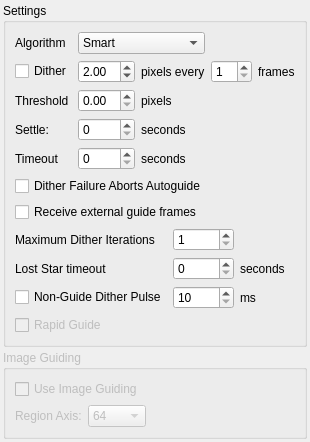
The window that kstars/ekos/guide/opsguide.ui (KDE/kstars) describes before a commit, drawn with Qt 5.
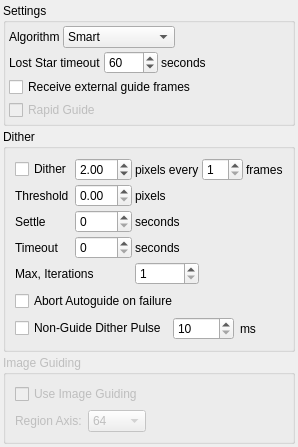
The same window after the commit.

```diff
--- a/kstars/ekos/guide/opsguide.ui
+++ b/kstars/ekos/guide/opsguide.ui
@@ -6,11 +6,11 @@
    <rect>
     <x>0</x>
     <y>0</y>
-    <width>282</width>
-    <height>418</height>
+    <width>274</width>
+    <height>435</height>
    </rect>
   </property>
-  <layout class="QVBoxLayout" name="verticalLayout">
+  <layout class="QVBoxLayout" name="verticalLayout_2">
    <property name="spacing">
     <number>3</number>
    </property>
@@ -31,87 +31,35 @@
      <property name="title">
       <string>Settings</string>
      </property>
-     <layout class="QVBoxLayout" name="verticalLayout_2">
+     <layout class="QVBoxLayout" name="verticalLayout_4">
+      <property name="spacing">
+       <number>3</number>
+      </property>
+      <property name="leftMargin">
+       <number>3</number>
+      </property>
+      <property name="topMargin">
+       <number>3</number>
+      </property>
+      <property name="rightMargin">
+       <number>3</number>
+      </property>
+      <property name="bottomMargin">
+       <number>3</number>
+      </property>
       <item>
-       <layout class="QGridLayout" name="gridLayout">
-        <item row="2" column="2">
-         <widget class="QLabel" name="label_7">
-          <property name="text">
-           <string>pixels</string>
-          </property>
-         </widget>
-        </item>
-        <item row="1" column="0">
-         <widget class="QCheckBox" name="kcfg_DitherEnabled">
-          <property name="toolTip">
-           <string>Move locked guiding square location after frame capture</string>
-          </property>
-          <property name="text">
-           <string>Dither</string>
-          </property>
-         </widget>
-        </item>
-        <item row="1" column="4">
-         <widget class="QLabel" name="label">
-          <property name="text">
-           <string>frames</string>
-          </property>
-         </widget>
-        </item>
-        <item row="2" column="1">
-         <widget class="QDoubleSpinBox" name="kcfg_DitherThreshold">
-          <property name="toolTip">
-           <string>Maximum allowable distance for guiding to be considered settled.</string>
-          </property>
-         </widget>
-        </item>
-        <item row="2" column="0">
-         <widget class="QLabel" name="label_6">
-          <property name="toolTip">
-           <string/>
-          </property>
-          <property name="text">
-           <string>Threshold</string>
-          </property>
-         </widget>
-        </item>
-        <item row="3" column="1">
-         <widget class="QSpinBox" name="kcfg_DitherSettle">
-          <property name="toolTip">
-           <string>After dither is successful, wait for this many seconds before proceeding.</string>
-          </property>
-         </widget>
-        </item>
-        <item row="0" column="0">
+       <layout class="QHBoxLayout" name="horizontalLayout_4">
+        <item>
          <widget class="QLabel" name="l_19">
           <property name="text">
            <string>Algorithm</string>
           </property>
          </widget>
         </item>
-        <item row="1" column="1">
-         <widget class="QDoubleSpinBox" name="kcfg_DitherPixels">
-          <property name="toolTip">
-           <string>Number of pixels to move the guiding square in a random direction.</string>
-          </property>
-          <property name="minimum">
-           <double>0.100000000000000</double>
-          </property>
-          <property name="maximum">
-           <double>10.000000000000000</double>
-          </property>
-          <property name="singleStep">
-           <double>0.100000000000000</double>
-          </property>
-          <property name="value">
-           <double>2.000000000000000</double>
-          </property>
-         </widget>
-        </item>
-        <item row="0" column="1" colspan="2">
+        <item>
          <widget class="QComboBox" name="kcfg_GuideAlgorithm">
           <property name="sizePolicy">
-           <sizepolicy hsizetype="MinimumExpanding" vsizetype="Fixed">
+           <sizepolicy hsizetype="Preferred" vsizetype="Fixed">
             <horstretch>0</horstretch>
             <verstretch>0</verstretch>
            </sizepolicy>
@@ -143,99 +91,238 @@
           </item>
          </widget>
         </item>
-        <item row="1" column="3">
-         <widget class="QSpinBox" name="kcfg_DitherFrames">
+        <item>
+         <spacer name="horizontalSpacer">
+          <property name="orientation">
+           <enum>Qt::Horizontal</enum>
+          </property>
+          <property name="sizeHint" stdset="0">
+           <size>
+            <width>40</width>
+            <height>20</height>
+           </size>
+          </property>
+         </spacer>
+        </item>
+       </layout>
+      </item>
+      <item>
+       <layout class="QHBoxLayout" name="horizontalLayout_3">
+        <item>
+         <widget class="QLabel" name="label_11">
           <property name="toolTip">
-           <string>Dither after this many captured frames in the CCD module</string>
+           <string>&lt;html&gt;&lt;head/&gt;&lt;body&gt;&lt;p&gt;If star tracking is lost due to passing clouds or other reasons, wait this many seconds before giving up.&lt;/p&gt;&lt;/body&gt;&lt;/html&gt;</string>
+          </property>
+          <property name="text">
+           <string>Lost Star timeout</string>
+          </property>
+         </widget>
+        </item>
+        <item>
+         <widget class="QSpinBox" name="kcfg_GuideLostStarTimeout">
+          <property name="maximum">
+           <number>3600</number>
+          </property>
+          <property name="singleStep">
+           <number>10</number>
+          </property>
+          <property name="value">
+           <number>60</number>
+          </property>
+         </widget>
+        </item>
+        <item>
+         <widget class="QLabel" name="label_12">
+          <property name="text">
+           <string>seconds</string>
+          </property>
+         </widget>
+        </item>
+        <item>
+         <spacer name="horizontalSpacer_2">
+          <property name="orientation">
+           <enum>Qt::Horizontal</enum>
+          </property>
+          <property name="sizeHint" stdset="0">
+           <size>
+            <width>40</width>
+            <height>20</height>
+           </size>
+          </property>
+         </spacer>
+        </item>
+       </layout>
+      </item>
+      <item>
+       <widget class="QCheckBox" name="kcfg_GuideRemoteImagesEnabled">
+        <property name="enabled">
+         <bool>true</bool>
+        </property>
+        <property name="toolTip">
+         <string>For external guiders, enable receiving guide images in Ekos.</string>
+        </property>
+        <property name="text">
+         <string>Receive external guide frames</string>
+        </property>
+       </widget>
+      </item>
+      <item>
+       <widget class="QCheckBox" name="kcfg_RapidGuideEnabled">
+        <property name="enabled">
+         <bool>false</bool>
+        </property>
+        <property name="text">
+         <string>Rapid Guide</string>
+        </property>
+       </widget>
+      </item>
+     </layout>
+    </widget>
+   </item>
+   <item>
+    <widget class="QGroupBox" name="groupBox_3">
+     <property name="title">
+      <string>Dither</string>
+     </property>
+     <layout class="QVBoxLayout" name="verticalLayout">
+      <item>
+       <layout class="QGridLayout" name="gridLayout">
+        <property name="spacing">
+         <number>3</number>
+        </property>
+        <item row="0" column="0">
+         <widget class="QCheckBox" name="kcfg_DitherEnabled">
+          <property name="toolTip">
+           <string>Move locked guiding square location after frame capture</string>
+          </property>
+          <property name="text">
+           <string>Dither</string>
+          </property>
+         </widget>
+        </item>
+        <item row="0" column="1">
+         <widget class="QDoubleSpinBox" name="kcfg_DitherPixels">
+          <property name="toolTip">
+           <string>Number of pixels to move the guiding square in a random direction.</string>
           </property>
           <property name="minimum">
-           <number>1</number>
+           <double>0.100000000000000</double>
+          </property>
+          <property name="maximum">
+           <double>10.000000000000000</double>
+          </property>
+          <property name="singleStep">
+           <double>0.100000000000000</double>
+          </property>
+          <property name="value">
+           <double>2.000000000000000</double>
           </property>
          </widget>
         </item>
-        <item row="1" column="2">
+        <item row="0" column="2">
          <widget class="QLabel" name="l_22">
           <property name="text">
            <string>pixels every</string>
           </property>
          </widget>
         </item>
-        <item row="3" column="0">
+        <item row="0" column="3">
+         <widget class="QSpinBox" name="kcfg_DitherFrames">
+          <property name="toolTip">
+           <string>Dither after this many captured frames in the CCD module</string>
+          </property>
+          <property name="minimum">
+           <number>1</number>
+          </property>
+         </widget>
+        </item>
+        <item row="0" column="4">
+         <widget class="QLabel" name="label">
+          <property name="text">
+           <string>frames</string>
+          </property>
+         </widget>
+        </item>
+        <item row="1" column="0">
+         <widget class="QLabel" name="label_6">
+          <property name="toolTip">
+           <string/>
+          </property>
+          <property name="text">
+           <string>Threshold</string>
+          </property>
+         </widget>
+        </item>
+        <item row="1" column="1">
+         <widget class="QDoubleSpinBox" name="kcfg_DitherThreshold">
+          <property name="toolTip">
+           <string>Maximum allowable distance for guiding to be considered settled.</string>
+          </property>
+         </widget>
+        </item>
+        <item row="1" column="2">
+         <widget class="QLabel" name="label_7">
+          <property name="text">
+           <string>pixels</string>
+          </property>
+         </widget>
+        </item>
+        <item row="2" column="0">
          <widget class="QLabel" name="label_4">
           <property name="toolTip">
            <string>After dither is successful, wait for this many seconds before proceeding.</string>
           </property>
           <property name="text">
-           <string>Settle:</string>
+           <string>Settle</string>
           </property>
          </widget>
         </item>
-        <item row="3" column="2">
+        <item row="2" column="1">
+         <widget class="QSpinBox" name="kcfg_DitherSettle">
+          <property name="toolTip">
+           <string>After dither is successful, wait for this many seconds before proceeding.</string>
+          </property>
+         </widget>
+        </item>
+        <item row="2" column="2">
          <widget class="QLabel" name="label_5">
           <property name="text">
            <string>seconds</string>
           </property>
          </widget>
         </item>
-        <item row="4" column="0">
+        <item row="3" column="0">
          <widget class="QLabel" name="label_8">
           <property name="text">
            <string>Timeout</string>
           </property>
          </widget>
         </item>
-        <item row="4" column="1">
+        <item row="3" column="1">
          <widget class="QSpinBox" name="kcfg_DitherTimeout">
           <property name="toolTip">
            <string>time limit for successful dither settling</string>
           </property>
          </widget>
         </item>
-        <item row="4" column="2">
+        <item row="3" column="2">
          <widget class="QLabel" name="label_9">
           <property name="text">
            <string>seconds</string>
           </property>
          </widget>
         </item>
-       </layout>
-      </item>
-      <item>
-       <widget class="QCheckBox" name="kcfg_DitherFailAbortsAutoGuide">
-        <property name="toolTip">
-         <string>&lt;html&gt;&lt;head/&gt;&lt;body&gt;&lt;p&gt;If checked, autoguiding is aborted when dithering fails. Otherwise, guiding resumes normally.&lt;/p&gt;&lt;/body&gt;&lt;/html&gt;</string>
-        </property>
-        <property name="text">
-         <string>Dither Failure Aborts Autoguide</string>
-        </property>
-       </widget>
-      </item>
-      <item>
-       <widget class="QCheckBox" name="kcfg_GuideRemoteImagesEnabled">
-        <property name="enabled">
-         <bool>true</bool>
-        </property>
-        <property name="toolTip">
-         <string>For external guiders, enable receiving guide images in Ekos.</string>
-        </property>
-        <property name="text">
-         <string>Receive external guide frames</string>
-        </property>
-       </widget>
-      </item>
-      <item>
-       <layout class="QGridLayout" name="gridLayout_2">
-        <item row="0" column="0">
+        <item row="4" column="0" colspan="2">
          <widget class="QLabel" name="label_3">
           <property name="toolTip">
            <string>&lt;html&gt;&lt;head/&gt;&lt;body&gt;&lt;p&gt;Maximum dithering iteration attempts before giving up&lt;/p&gt;&lt;/body&gt;&lt;/html&gt;</string>
           </property>
           <property name="text">
-           <string>Maximum Dither Iterations</string>
+           <string>Max, Iterations</string>
           </property>
          </widget>
         </item>
-        <item row="0" column="1">
+        <item row="4" column="2">
          <widget class="QSpinBox" name="kcfg_DitherMaxIterations">
           <property name="toolTip">
            <string>&lt;html&gt;&lt;head/&gt;&lt;body&gt;&lt;p&gt;Maximum dithering iteration attempts before giving up&lt;/p&gt;&lt;/body&gt;&lt;/html&gt;</string>
@@ -248,27 +335,21 @@
           </property>
          </widget>
         </item>
-        <item row="1" column="0">
-         <widget class="QLabel" name="label_11">
-          <property name="toolTip">
-           <string>&lt;html&gt;&lt;head/&gt;&lt;body&gt;&lt;p&gt;If star tracking is lost due to passing clouds or other reasons, wait this many seconds before giving up.&lt;/p&gt;&lt;/body&gt;&lt;/html&gt;</string>
-          </property>
-          <property name="text">
-           <string>Lost Star timeout</string>
-          </property>
-         </widget>
-        </item>
-        <item row="1" column="1">
-         <widget class="QSpinBox" name="kcfg_GuideLostStarTimeout"/>
-        </item>
-        <item row="1" column="2">
-         <widget class="QLabel" name="label_12">
-          <property name="text">
-           <string>seconds</string>
-          </property>
-         </widget>
-        </item>
-        <item row="2" column="0">
+       </layout>
+      </item>
+      <item>
+       <widget class="QCheckBox" name="kcfg_DitherFailAbortsAutoGuide">
+        <property name="toolTip">
+         <string>&lt;html&gt;&lt;head/&gt;&lt;body&gt;&lt;p&gt;If checked, autoguiding is aborted when dithering fails. Otherwise, guiding resumes normally.&lt;/p&gt;&lt;/body&gt;&lt;/html&gt;</string>
+        </property>
+        <property name="text">
+         <string>Abort Autoguide on failure</string>
+        </property>
+       </widget>
+      </item>
+      <item>
+       <layout class="QHBoxLayout" name="horizontalLayout">
+        <item>
          <widget class="QCheckBox" name="kcfg_DitherNoGuiding">
           <property name="toolTip">
            <string>&lt;html&gt;&lt;head/&gt;&lt;body&gt;&lt;p&gt;Perform dithering when not guiding.&lt;/p&gt;&lt;/body&gt;&lt;/html&gt;</string>
@@ -278,7 +359,7 @@
           </property>
          </widget>
         </item>
-        <item row="2" column="1">
+        <item>
          <widget class="QSpinBox" name="kcfg_DitherNoGuidingPulse">
           <property name="toolTip">
            <string>Pulse length in milliseconds to command mount motion in a random direction</string>
@@ -294,7 +375,7 @@
           </property>
          </widget>
         </item>
-        <item row="2" column="2">
+        <item>
          <widget class="QLabel" name="label_10">
           <property name="text">
            <string>ms</string>
@@ -303,16 +384,6 @@
         </item>
        </layout>
       </item>
-      <item>
-       <widget class="QCheckBox" name="kcfg_RapidGuideEnabled">
-        <property name="enabled">
-         <bool>false</bool>
-        </property>
-        <property name="text">
-         <string>Rapid Guide</string>
-        </property>
-       </widget>
-      </item>
      </layout>
     </widget>
    </item>
```
